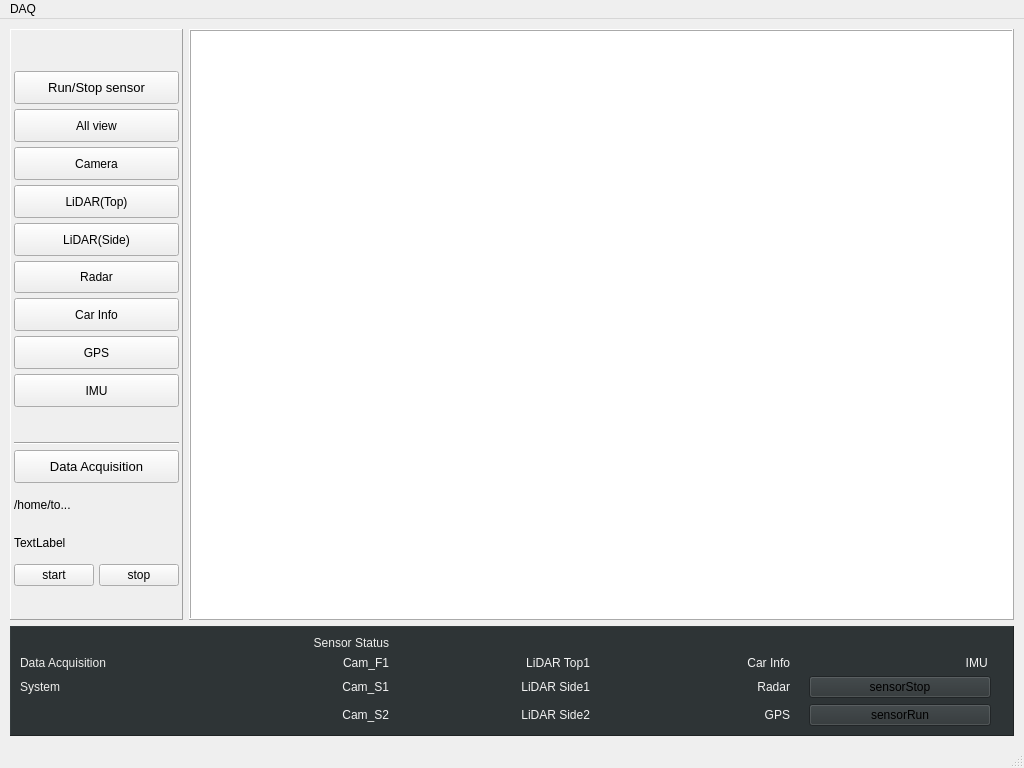
First picture: the form in src/daqmain.ui, repository mhyangjin/daq, before the edit.
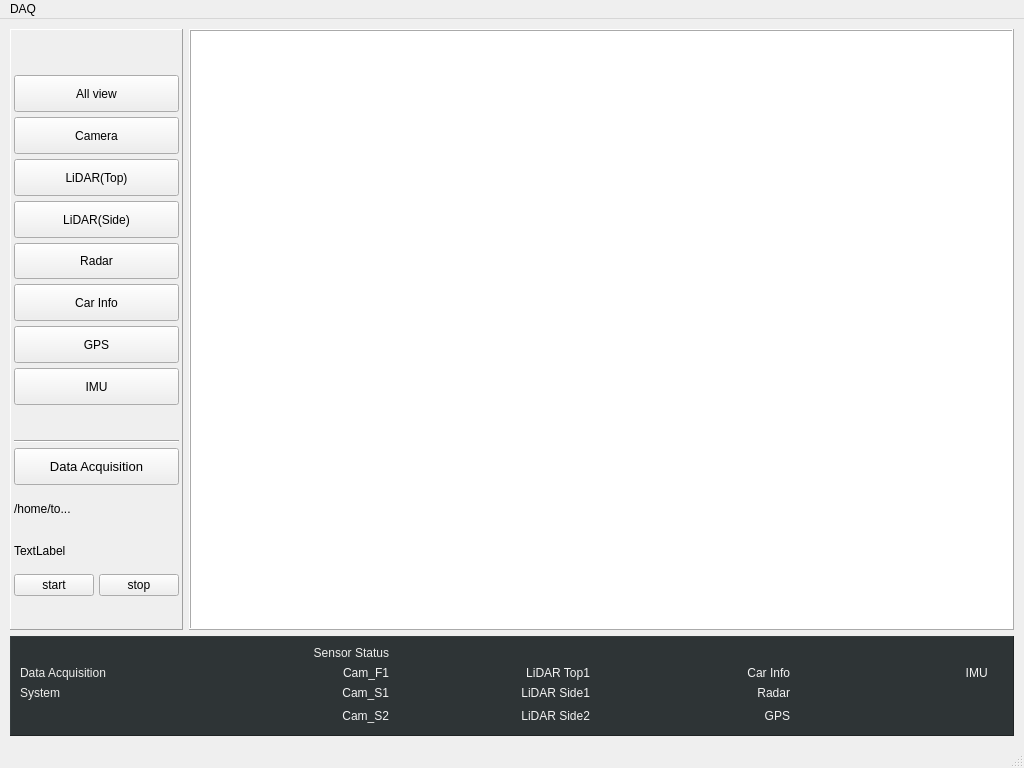
Second picture: the form after the edit. Icons and pictures are not drawn.

Patch:
```diff
--- a/src/daqmain.ui
+++ b/src/daqmain.ui
@@ -121,36 +121,6 @@
                </property>
               </widget>
              </item>
-             <item>
-              <widget class="QPushButton" name="btn_sensor">
-               <property name="sizePolicy">
-                <sizepolicy hsizetype="Minimum" vsizetype="Minimum">
-                 <horstretch>0</horstretch>
-                 <verstretch>0</verstretch>
-                </sizepolicy>
-               </property>
-               <property name="font">
-                <font>
-                 <pointsize>10</pointsize>
-                </font>
-               </property>
-               <property name="styleSheet">
-                <string notr="true"/>
-               </property>
-               <property name="text">
-                <string>Run/Stop sensor</string>
-               </property>
-               <property name="iconSize">
-                <size>
-                 <width>7</width>
-                 <height>0</height>
-                </size>
-               </property>
-               <property name="flat">
-                <bool>false</bool>
-               </property>
-              </widget>
-             </item>
              <item>
               <widget class="QPushButton" name="btn_all">
                <property name="sizePolicy">
@@ -751,20 +721,6 @@
              </property>
             </widget>
            </item>
-           <item row="4" column="8">
-            <widget class="QPushButton" name="sensor_runtest">
-             <property name="text">
-              <string>sensorRun</string>
-             </property>
-            </widget>
-           </item>
-           <item row="3" column="8">
-            <widget class="QPushButton" name="sensor_stoptest">
-             <property name="text">
-              <string>sensorStop</string>
-             </property>
-            </widget>
-           </item>
            <item row="4" column="0">
             <spacer name="horizontalSpacer">
              <property name="orientation">
```
